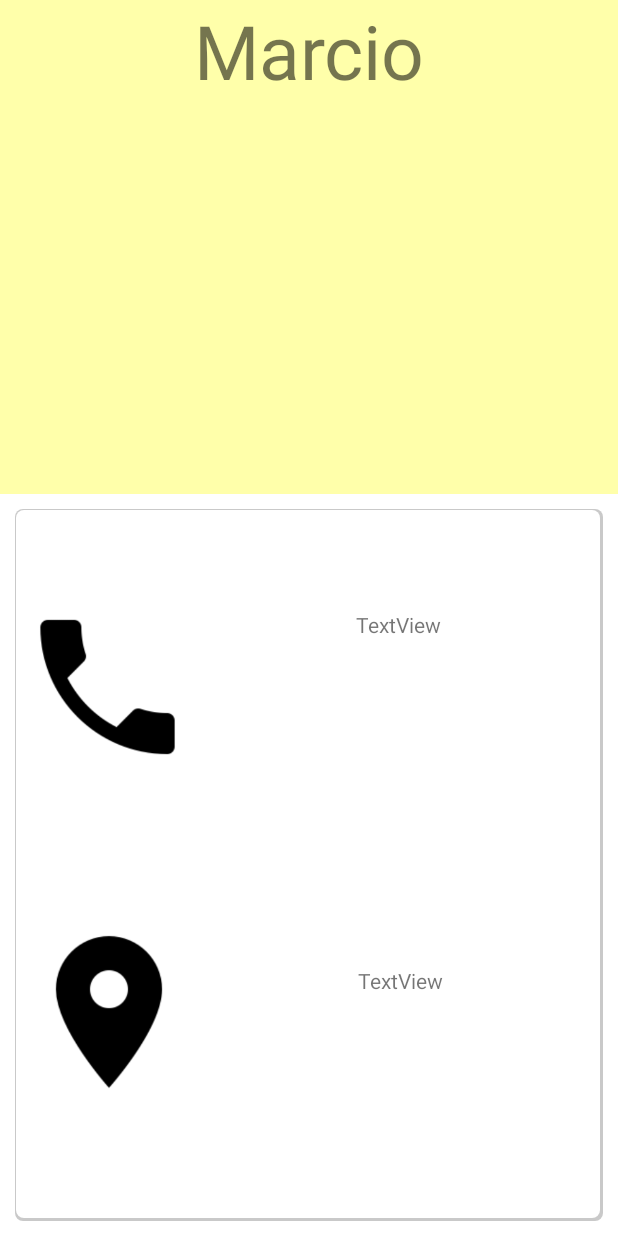
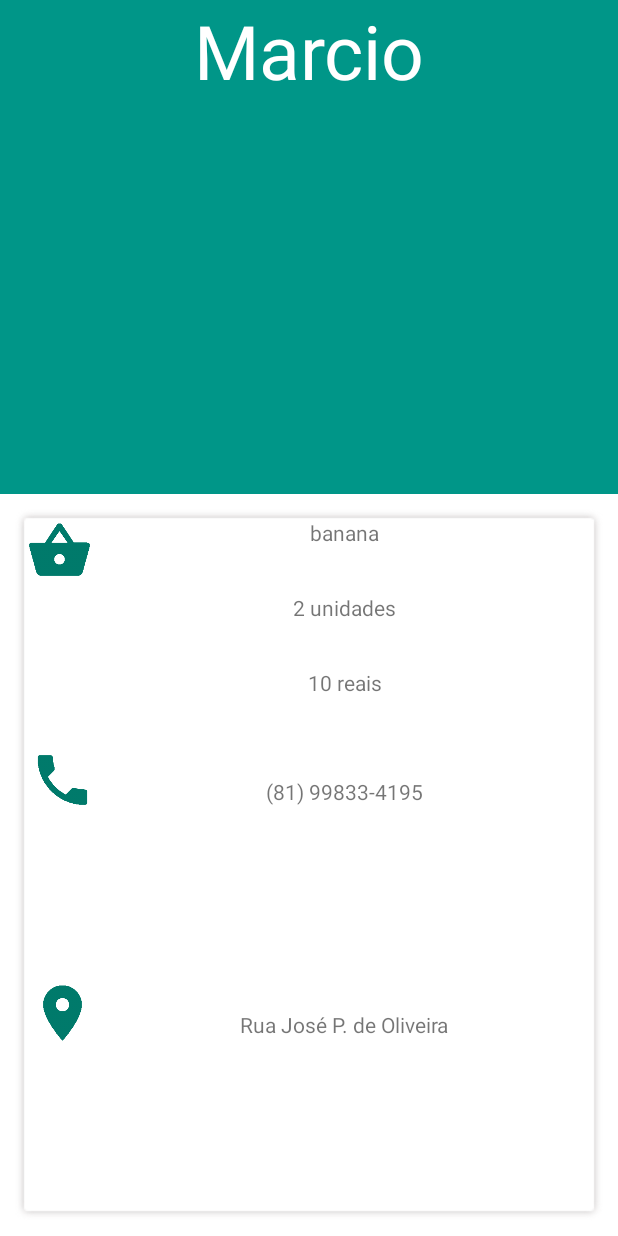
Before and after one commit to Onnion/OrganicTrade, an Android app: the ContactActivity screen opened directly, with no data from a screen before it, on a phone screen of 412 x 824 dp. Run offline under Robolectric (Android 15) with nearby library versions, the phone set to English and light mode, and no system bars; 10 statements that could not run were skipped.

Commit message:
Update-03/11/2016--1

```diff
--- a/app/src/main/java/mpoo/bsi/ufrpe/organictrade/Infra/Session.java
+++ b/app/src/main/java/mpoo/bsi/ufrpe/organictrade/Infra/Session.java
@@ -2,11 +2,14 @@ package mpoo.bsi.ufrpe.organictrade.Infra;
 
 import android.content.Context;
 import mpoo.bsi.ufrpe.organictrade.Infra.Persistencia.DatabaseHelper;
+import mpoo.bsi.ufrpe.organictrade.OrganicTradeControler.Dominio.TentItems;
 import mpoo.bsi.ufrpe.organictrade.OrganicTradeControler.Dominio.User;
 
 public class Session {
     private static DatabaseHelper dbAtual;
     private static User userAtual;
+    private static User contactSelected;
+    private static TentItems itemSelected;
     private static Context context;
 
     public static DatabaseHelper getDbAtual() {
@@ -29,6 +32,23 @@ public class Session {
         Session.context = context;
     }
 
+    public static User getContactSelected() {
+        return contactSelected;
+    }
+
+    public static void setContactSelected(User contactSelected) {
+        Session.contactSelected = contactSelected;
+    }
+
+    public static TentItems getItemSelected() {
+        return itemSelected;
+    }
+
+    public static void setItemSelected(TentItems itemSelected) {
+        Session.itemSelected = itemSelected;
+    }
+
+
     public Session(){
         DatabaseHelper db = new DatabaseHelper(Session.getContext());
         Session.dbAtual = db;
--- a/app/src/main/res/drawable/shadow_teste.xml
+++ b/app/src/main/res/drawable/shadow_teste.xml
@@ -1,8 +1,11 @@
 <layer-list xmlns:android="http://schemas.android.com/apk/res/android">
     <item>
         <shape android:shape="rectangle">
-            <solid android:color="#CABBBBBB"/>
-            <corners android:radius="5dp" />
+            <gradient
+                android:startColor="#9444"
+                android:endColor="#0000"
+                android:type="linear"
+                android:angle="90" />
         </shape>
     </item>
 
@@ -13,7 +16,7 @@
         android:bottom="2dp">
         <shape android:shape="rectangle">
             <solid android:color="@android:color/white"/>
-            <corners android:radius="5dp" />
+            <corners android:radius="0dp" />
         </shape>
     </item>
 </layer-list>
--- a/app/src/main/res/layout/activity_contact.xml
+++ b/app/src/main/res/layout/activity_contact.xml
@@ -15,18 +15,18 @@
         android:layout_width="match_parent"
         android:layout_height="0dp"
         android:layout_weight="0.4"
-        android:background="#ffff">
+        android:background="@color/verdeParaTudo"
+        android:weightSum="1">
 
         <TextView
-            android:background="#ffffaa"
             android:textSize="50sp"
             android:textAlignment="center"
             android:text="Marcio"
+            android:textColor="#ffff"
             android:layout_width="match_parent"
             android:layout_height="0dp"
-            android:layout_weight="0.2"
-            android:id="@+id/textView1" />
-
+            android:layout_weight="0.3"
+            android:id="@+id/contatTextName" />
 
     </LinearLayout>
 
@@ -36,36 +36,52 @@
         android:layout_height="0dp"
         android:layout_weight="0.6"
         android:background="#ffff">
+
         <LinearLayout
             android:orientation="vertical"
-            android:background="@drawable/shadow_teste"
+            android:background="@drawable/shadow_101322"
             android:layout_margin="10dp"
             android:layout_width="match_parent"
-            android:layout_height="match_parent"
-            android:weightSum="1">
+            android:layout_height="match_parent">
+
             <LinearLayout
-                android:layout_margin="2dp"
                 android:orientation="horizontal"
                 android:layout_width="match_parent"
                 android:layout_height="0dp"
-                android:layout_weight="0.5"
-                android:weightSum="1">
+                android:layout_weight="0.3">
+                <ImageView
+                    android:layout_width="47dp"
+                    android:layout_height="44dp"
+                    app:srcCompat="@drawable/ic_shopping_basket_black_48dp"
+                    android:id="@+id/imageView12"/>
+                <LinearLayout
+                    android:orientation="vertical"
+                    android:layout_width="match_parent"
+                    android:layout_height="match_parent">
+                    <TextView
+                        android:id="@+id/contatTextProductName"
+                        android:text="banana"
+                        android:textAlignment="center"
+                        android:layout_width="match_parent"
+                        android:layout_height="0dp"
+                        android:layout_weight="1"/>
+                    <TextView
+                        android:text="2 unidades"
+                        android:textAlignment="center"
+                        android:id="@+id/contatTextProductAmount"
+                        android:layout_width="match_parent"
+                        android:layout_height="0dp"
+                        android:layout_weight="1"/>
+                    <TextView
+                        android:id="@+id/contatTextProductPrice"
+                        android:text="10 reais"
+                        android:textAlignment="center"
+                        android:layout_width="match_parent"
+                        android:layout_height="0dp"
+                        android:layout_weight="1"/>
+                </LinearLayout>
 
-                <ImageView
-                    android:layout_width="119dp"
-                    android:layout_height="match_parent"
-                    app:srcCompat="@drawable/ic_phone_black_48dp"
-                    android:id="@+id/imageView"
-                    android:layout_weight="0" />
 
-                <TextView
-                    android:text="TextView"
-                    android:layout_marginTop="65dp"
-                    android:textAlignment="center"
-                    android:layout_width="wrap_content"
-                    android:layout_height="wrap_content"
-                    android:id="@+id/textView2"
-                    android:layout_weight="1" />
             </LinearLayout>
 
             <LinearLayout
@@ -73,22 +89,45 @@
                 android:orientation="horizontal"
                 android:layout_width="match_parent"
                 android:layout_height="0dp"
-                android:layout_weight="0.5">
+                android:layout_weight="0.3"
+                >
+                <ImageView
+                    android:layout_width="47dp"
+                    android:layout_height="44dp"
+                    app:srcCompat="@drawable/ic_phone_black_48dp"
+                    android:id="@+id/imageView"/>
+
+                <TextView
+                    android:text="(81) 99833-4195"
+                    android:layout_marginTop="20dp"
+                    android:textAlignment="center"
+                    android:layout_width="match_parent"
+                    android:layout_height="wrap_content"
+                    android:id="@+id/contatTextPhone"
+                    />
+            </LinearLayout>
+
+            <LinearLayout
+                android:layout_margin="2dp"
+                android:orientation="horizontal"
+                android:layout_width="match_parent"
+                android:layout_height="0dp"
+                android:layout_weight="0.3">
 
                 <ImageView
-                    android:layout_width="121dp"
-                    android:layout_height="wrap_content"
+                    android:layout_width="47dp"
+                    android:layout_height="44dp"
                     app:srcCompat="@drawable/ic_location_on_black_48dp"
-                    android:id="@+id/imageView2" />
+                    android:id="@+id/imageView1"/>
+
 
                 <TextView
-                    android:layout_marginTop="65dp"
+                    android:layout_marginTop="20dp"
                     android:textAlignment="center"
-                    android:text="TextView"
+                    android:text="Rua José P. de Oliveira"
                     android:layout_width="match_parent"
                     android:layout_height="wrap_content"
-                    android:id="@+id/textView3"
-                    android:layout_weight="1" />
+                    android:id="@+id/textView3" />
             </LinearLayout>
 
         </LinearLayout>
--- a/app/src/main/res/layout/activity_login.xml
+++ b/app/src/main/res/layout/activity_login.xml
@@ -42,6 +42,8 @@
         android:layout_alignParentLeft="true"
         android:layout_alignParentStart="true"
         android:hint="@string/hntLogin"
+        android:maxLines="1"
+        android:inputType="text"
         />
 
     <EditText
@@ -54,6 +56,7 @@
         android:layout_alignParentStart="true"
         android:layout_marginBottom="14dp"
         android:hint="@string/hntPassword"
+        android:maxLines="1"
         />
 
     <ImageView
```
Also changed, not shown: app/src/main/java/mpoo/bsi/ufrpe/organictrade/OrganicTradeControler/GUI/ContactActivity.java (+18 -3 lines), app/src/main/java/mpoo/bsi/ufrpe/organictrade/OrganicTradeControler/GUI/RegisterTentItemActivity.java (+7 -1 lines), app/src/main/java/mpoo/bsi/ufrpe/organictrade/OrganicTradeControler/GUI/SearchProductsActivity.java (+20 -23 lines), app/src/main/res/layout/activity_loading.xml (+5 -7 lines), app/src/main/res/layout/activity_register_tent_item.xml (+13 -2 lines), app/src/main/res/layout/activity_register_user.xml (+9 -0 lines), app/src/main/res/layout/activity_search_products.xml (+1 -10 lines), app/src/main/res/drawable/ic_email_black_48dp.png (added), app/src/main/res/drawable/ic_location_on_black_48dp.png, app/src/main/res/drawable/ic_phone_black_48dp.png, app/src/main/res/drawable/ic_shopping_basket_black_48dp.png (added), app/src/main/res/drawable/image_logo_oragnic_trade.png, app/src/main/res/drawable/shadow_101322.9.png (added), 1 other file.
